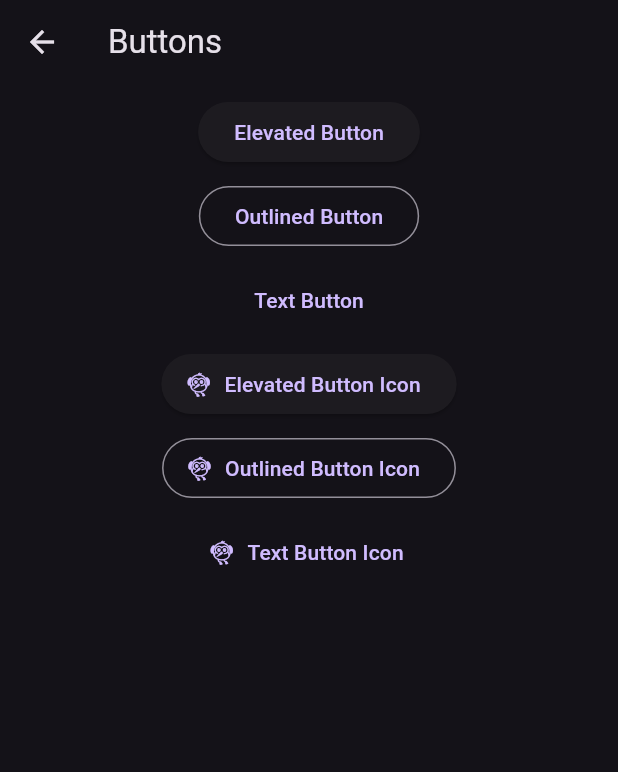
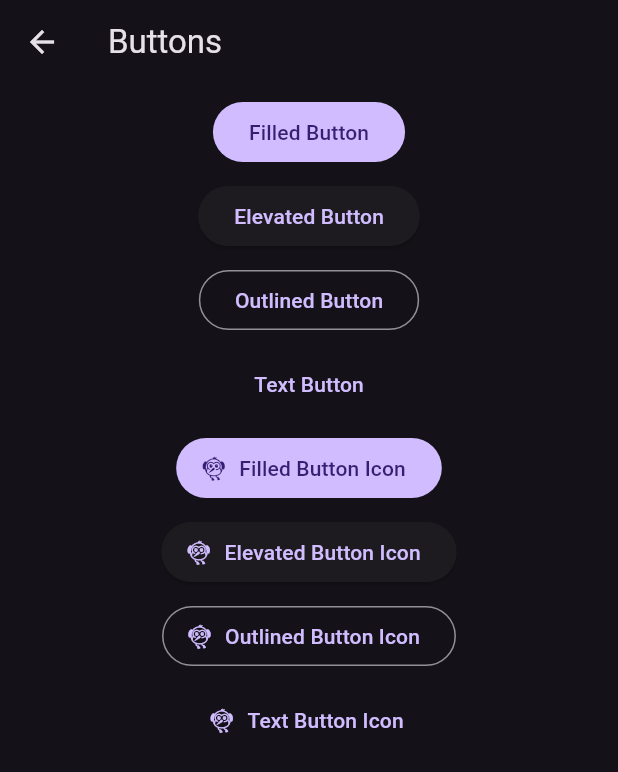
Before and after one commit to rozpo/theme_test, a Flutter app: the ButtonsPage screen opened by its route, on a phone screen of 412 x 824 dp. Shown: the top 772 px of the screen. Run offline on Flutter 3.47's test engine with Material 2 defaults, Android fonts, the phone set to English and light mode, and no system bars; our stand-ins replace beamer.

Commit message:
Add filled button widget

```diff
--- a/lib/pages/buttons_page.dart
+++ b/lib/pages/buttons_page.dart
@@ -17,6 +17,11 @@ class ButtonsPage extends StatelessWidget {
             padding: const EdgeInsets.all(8.0),
             child: Column(
               children: [
+                FilledButton(
+                  onPressed: () {},
+                  child: const Text('Filled Button'),
+                ),
+                const SizedBox(height: 8),
                 ElevatedButton(
                   onPressed: () {},
                   child: const Text('Elevated Button'),
@@ -30,6 +35,12 @@ class ButtonsPage extends StatelessWidget {
                 TextButton(
                   onPressed: () {},
                   child: const Text('Text Button'),
+                ),
+                const SizedBox(height: 8),
+                FilledButton.icon(
+                  onPressed: () {},
+                  icon: const Icon(Icons.flutter_dash),
+                  label: const Text('Filled Button Icon'),
                 ),
                 const SizedBox(height: 8),
                 ElevatedButton.icon(
```
